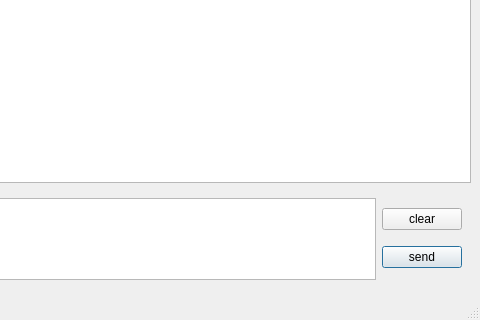
This is mainwindow.ui in doubletao/iflyspark as Qt 5 draws it before an edit; both pictures show x 320 to 800 and y 280 to 600 of the 800 by 600 pixel window. The edited form follows.
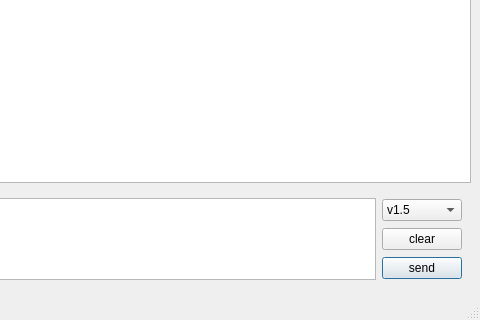
This is the edited form.

Commit message: 尝试接入v2版本，但不好用

The edit to the form file:
```diff
--- a/mainwindow.ui
+++ b/mainwindow.ui
@@ -46,6 +46,23 @@
        </item>
        <item>
         <layout class="QVBoxLayout" name="verticalLayout_2">
+         <item>
+          <widget class="QComboBox" name="comboBox_version">
+           <property name="currentText">
+            <string>v1.5</string>
+           </property>
+           <item>
+            <property name="text">
+             <string>v1.5</string>
+            </property>
+           </item>
+           <item>
+            <property name="text">
+             <string>v2</string>
+            </property>
+           </item>
+          </widget>
+         </item>
          <item>
           <widget class="QPushButton" name="btn_clear">
            <property name="text">
```
The commit also changes 2 other files.
